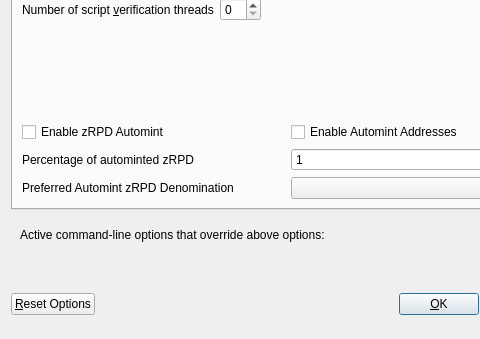
777-project/777_OLD, file src/qt/forms/optionsdialog.ui: the form before one commit; both pictures show x 0 to 480 and y 103 to 442 of the 576 by 442 pixel window.
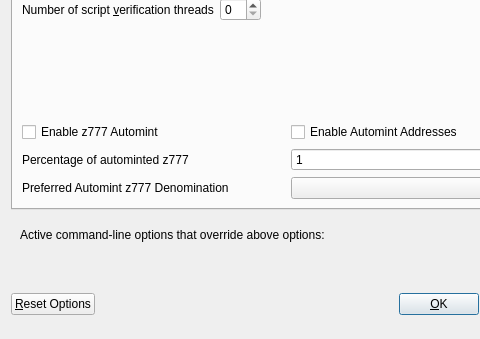
The form after the commit. Custom widgets are drawn as their Qt base class.

```diff
--- a/src/qt/forms/optionsdialog.ui
+++ b/src/qt/forms/optionsdialog.ui
@@ -147,7 +147,7 @@
                <enum>Qt::LeftToRight</enum>
               </property>
               <property name="text">
-               <string>Enable zRPD Automint</string>
+               <string>Enable z777 Automint</string>
               </property>
              </widget>
             </item>
@@ -174,7 +174,7 @@
                <string>Percentage of incoming 777 which get automatically converted to zRPD via Zerocoin Protocol (min: 10%)</string>
               </property>
               <property name="text">
-               <string>Percentage of autominted zRPD</string>
+               <string>Percentage of autominted z777</string>
               </property>
              </widget>
             </item>
@@ -207,7 +207,7 @@
                <string>Wait with automatic conversion to Zerocoin until enough 777 for this denomination is available</string>
               </property>
               <property name="text">
-               <string>Preferred Automint zRPD Denomination</string>
+               <string>Preferred Automint z777 Denomination</string>
               </property>
              </widget>
             </item>
```
Left out of the diff: 6 changed lines with no effect on the pictures.
